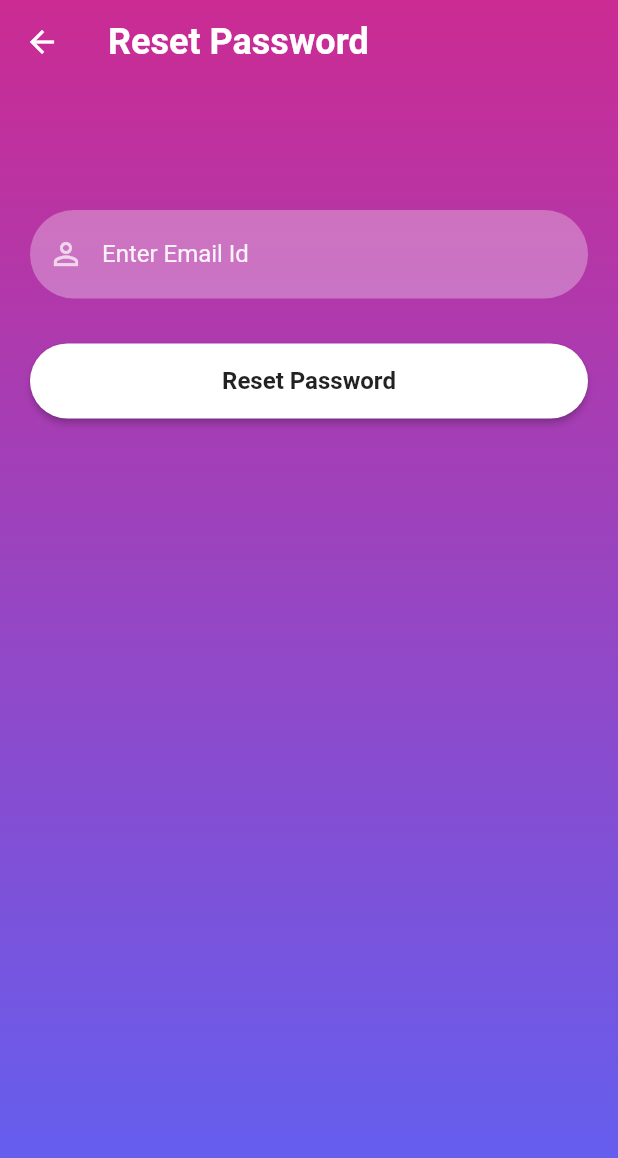
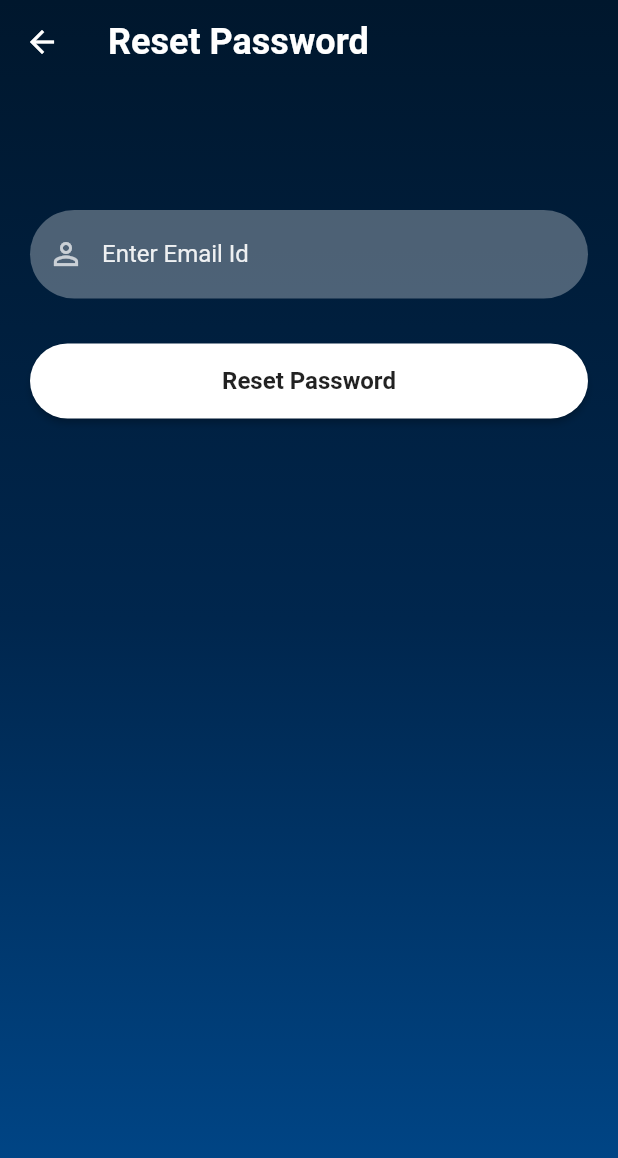
Before and after one commit to AnandSR7/ALZ, a Flutter app: the screen it shows after launch, after a tap on "Forgot Password?", on a phone screen of 412 x 824 dp. Shown: the top 1158 px of the screen. Run offline on Flutter 3.47's test engine with Material 2 defaults, Android fonts, the light colour scheme and no system bars; our stand-ins replace firebase_auth, firebase_core, splashscreen; missing offline and left inert: firebase_auth_web, firebase_core_web, flutter_phone_direct_caller; accounts and stored records are empty; network calls fail.

Commit message:
Add files via upload

```diff
--- a/lib/home.dart
+++ b/lib/home.dart
@@ -16,6 +16,7 @@ class _MyHomePageState extends State<MyHomePage> {
   @override
   Widget build(BuildContext context) {
     return MaterialApp(
+      debugShowCheckedModeBanner: false,
       home: MyGridScreen(),
     );
   }
--- a/lib/reset_password.dart
+++ b/lib/reset_password.dart
@@ -29,9 +29,9 @@ class _ResetPasswordState extends State<ResetPassword> {
           height: MediaQuery.of(context).size.height,
           decoration: BoxDecoration(
               gradient: LinearGradient(colors: [
-            hexStringToColor("CB2B93"),
-            hexStringToColor("9546C4"),
-            hexStringToColor("5E61F4")
+            hexStringToColor("00172D"),
+             hexStringToColor("00264D"),
+              hexStringToColor("00498D"),
           ], begin: Alignment.topCenter, end: Alignment.bottomCenter)),
           child: SingleChildScrollView(
               child: Padding(
--- a/lib/signin_screen.dart
+++ b/lib/signin_screen.dart
@@ -14,6 +14,7 @@ class MyApp extends StatelessWidget {
   @override
   Widget build(BuildContext context) {
     return MaterialApp(
+      debugShowCheckedModeBanner: false,
       home:
       SplashScreen(
         seconds: 2,
@@ -22,7 +23,7 @@ class MyApp extends StatelessWidget {
           'WELCOME',textAlign: TextAlign.center,
           style: new TextStyle(
               letterSpacing: 3.0,
-              fontWeight: FontWeight.w300,
+              fontWeight: FontWeight.w400,
               fontSize: 35.0,
               color: Color.fromARGB(255, 9, 9, 9)),
         ),
@@ -51,9 +52,9 @@ class _SignInScreenState extends State<SignInScreen> {
         height: MediaQuery.of(context).size.height,
         decoration: BoxDecoration(
             gradient: LinearGradient(colors: [
-          hexStringToColor("CB2B93"),
-          hexStringToColor("9546C4"),
-          hexStringToColor("5E61F4")
+             hexStringToColor("00172D"),
+             hexStringToColor("0052A2"),
+              hexStringToColor("92DFF3"),
         ], begin: Alignment.topCenter, end: Alignment.bottomCenter)),
         child: SingleChildScrollView(
           child: Padding(
@@ -83,7 +84,7 @@ class _SignInScreenState extends State<SignInScreen> {
                           password: _passwordTextController.text)
                       .then((value) {
                     Navigator.push(context,
-                        MaterialPageRoute(builder: (context) => MyHomePage(title: 'ALZ')));
+                        MaterialPageRoute(builder: (context) => MyApp()));
                   }).onError((error, stackTrace) {
                     print("Error ${error.toString()}");
                   });
```
Also changed, not shown: lib/signup_screen.dart (+7 -6 lines).
